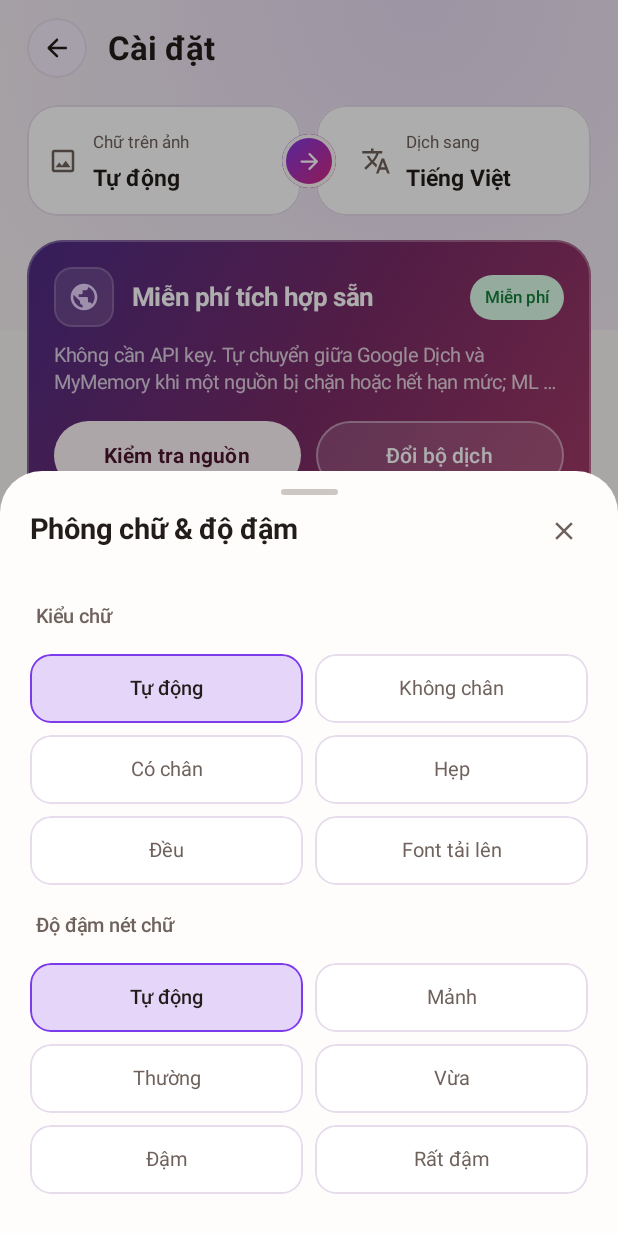
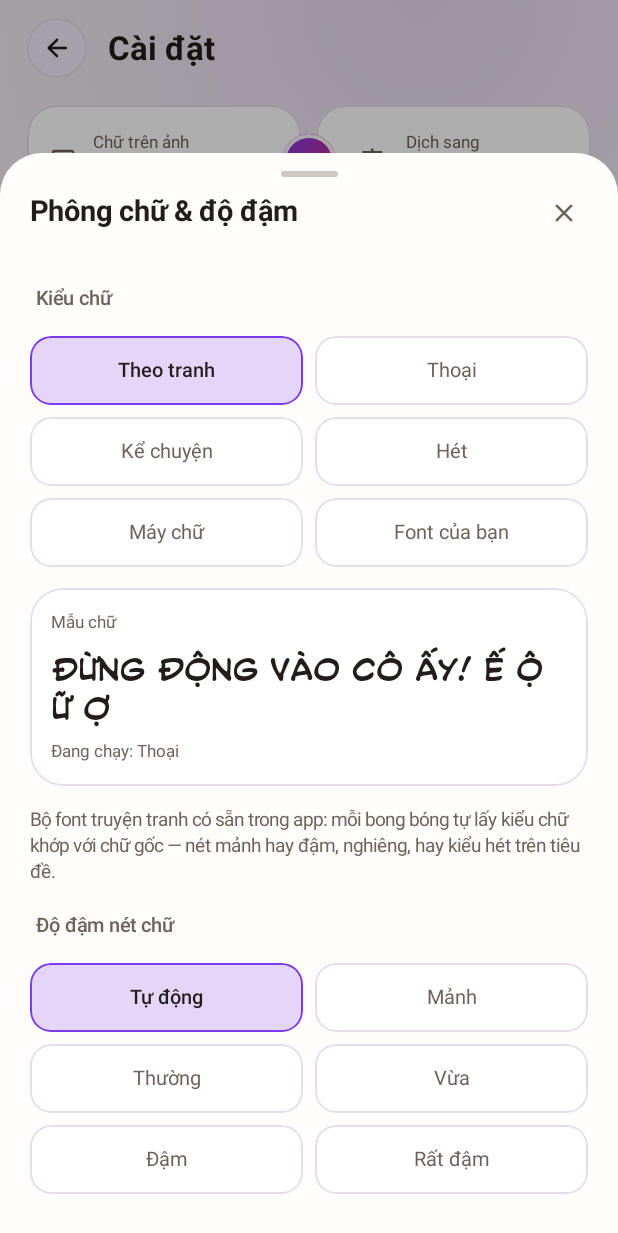
Before and after one commit to anhduc2003/Manhwa-translate, an Android app built with Jetpack Compose: the SettingsScreen screen opened through its navigation route, after a tap on "Phông chữ & độ đậm", on a phone screen of 412 x 824 dp. Shown: the top 1233 px of the screen. Run offline under Robolectric (Android 15) with nearby library versions, the phone set to English and light mode, and no system bars; pictures from the network do not load.

Commit message:
feat: draw translations with a bundled manhwa lettering set (#21)
* feat: draw translations with a bundled manhwa lettering set

The style estimator was already reading weight and slant from the
artwork, but every family resolved to a system font ("sans-serif",
"serif"), so a translated page came out in the phone's UI typeface and
the handwriting of the original simply disappeared. Nothing looked
broken in the settings screen, which made the automatic mode look like a
feature that is not there.

Seven Vietnamese comic faces from the "Font Truyện Tranh Teddy" pack now
ship in assets/fonts, and the measurer resolves dialogue, narration and
shout lettering to them, bold and italic variants included. AUTO keeps
choosing from the artwork; the settings sheet gains a live sample so the
choice is visible instead of implied.

Co-authored-by: capy-ai[bot] <230910855+capy-ai[bot]@users.noreply.github.com>

* chore: release 1.3.0

Co-authored-by: capy-ai[bot] <230910855+capy-ai[bot]@users.noreply.github.com>

---------

Co-authored-by: capy-ai[bot] <230910855+capy-ai[bot]@users.noreply.github.com>

```diff
--- a/app/build.gradle.kts
+++ b/app/build.gradle.kts
@@ -30,8 +30,8 @@ android {
         applicationId = "com.manhwatranslate"
         minSdk = 24
         targetSdk = 35
-        versionCode = 8
-        versionName = "1.2.2"
+        versionCode = 9
+        versionName = "1.3.0"
         vectorDrawables {
             useSupportLibrary = true
         }
--- a/app/src/main/kotlin/com/manhwatranslate/di/AppContainer.kt
+++ b/app/src/main/kotlin/com/manhwatranslate/di/AppContainer.kt
@@ -59,7 +59,7 @@ class AppContainer(context: Context) {
     val imageStore = ImageStore(appContext)
     val projectStore = ProjectStore(appContext, imageStore)
     val fontStore = FontStore(appContext)
-    val measurer = AndroidTextMeasurer().apply { setCustomTypeface(fontStore.loadTypeface()) }
+    val measurer = AndroidTextMeasurer(appContext.assets).apply { setCustomTypeface(fontStore.loadTypeface()) }
     val compositor = CanvasPageCompositor(measurer)
     val adBlocker = AdBlocker.fromAssets(appContext)
     val mlKitRecognizer = MlKitTextRecognizer()
--- /dev/null
+++ b/app/src/main/kotlin/com/manhwatranslate/render/ManhwaFonts.kt
@@ -0,0 +1,69 @@
+package com.manhwatranslate.render
+
+import com.manhwatranslate.core.layout.FontFamilyKind
+import com.manhwatranslate.core.layout.FontWeightLevel
+
+/**
+ * The manhwa lettering set that ships inside the app.
+ *
+ * The renderer decides a family, a weight and a slant from the original artwork, and this maps
+ * that decision onto a real lettering file. Without it the app drew Vietnamese translations in
+ * the phone's system font, which is why the handwriting of the page disappeared after a
+ * translation even though the style was estimated correctly.
+ *
+ * The files are the Vietnamese comic fonts from the "Font Truyện Tranh Teddy" pack, renamed to
+ * the role they play here; see assets/fonts/CREDITS.md.
+ */
+object ManhwaFonts {
+
+    const val ASSET_DIR = "fonts"
+
+    private const val SANS_REGULAR = "manhwa_sans_regular.ttf"
+    private const val SANS_BOLD = "manhwa_sans_bold.ttf"
+    private const val SANS_ITALIC = "manhwa_sans_italic.ttf"
+    private const val SANS_BOLD_ITALIC = "manhwa_sans_bold_italic.ttf"
+    private const val SERIF_REGULAR = "manhwa_serif_regular.ttf"
+    private const val SERIF_ITALIC = "manhwa_serif_italic.ttf"
+    private const val DISPLAY = "manhwa_display.ttf"
+
+    /** Families that draw with the bundled set; the rest fall back to the system font. */
+    val families: List<FontFamilyKind> = listOf(
+        FontFamilyKind.SANS,
+        FontFamilyKind.SERIF,
+        FontFamilyKind.CONDENSED,
+    )
+
+    /** Asset path of the face for [family], or null when that family is not ours. */
+    fun assetFor(
+        family: FontFamilyKind,
+        weight: FontWeightLevel,
+        italic: Boolean,
+    ): String? = assetFor(family, weight.androidWeight >= FontWeightLevel.BOLD.androidWeight, italic)
+
+    /** Asset path of the face for [family], or null when that family is not ours. */
+    fun assetFor(family: FontFamilyKind, heavy: Boolean, italic: Boolean): String? {
+        val file = when (family) {
+            FontFamilyKind.SANS -> when {
+                heavy && italic -> SANS_BOLD_ITALIC
+                heavy -> SANS_BOLD
+                italic -> SANS_ITALIC
+                else -> SANS_REGULAR
+            }
+            FontFamilyKind.SERIF -> if (italic) SERIF_ITALIC else SERIF_REGULAR
+            FontFamilyKind.CONDENSED -> DISPLAY
+            else -> return null
+        }
+        return "$ASSET_DIR/$file"
+    }
+
+    /** What the family looks like on a translated page, for the settings screen. */
+    fun label(family: FontFamilyKind): String = when (family) {
+        FontFamilyKind.SANS -> "Thoại"
+        FontFamilyKind.SERIF -> "Kể chuyện"
+        FontFamilyKind.CONDENSED -> "Hét / tiêu đề"
+        else -> ""
+    }
+
+    /** The face the settings screen shows as a sample of [family]. */
+    fun sampleAsset(family: FontFamilyKind): String? = assetFor(family, heavy = false, italic = false)
+}
--- a/app/src/main/kotlin/com/manhwatranslate/ui/SettingsScreen.kt
+++ b/app/src/main/kotlin/com/manhwatranslate/ui/SettingsScreen.kt
@@ -85,6 +85,9 @@ import androidx.compose.ui.graphics.Color
 import androidx.compose.ui.graphics.StrokeCap
 import androidx.compose.ui.graphics.luminance
 import androidx.compose.ui.graphics.vector.ImageVector
+import androidx.compose.ui.platform.LocalContext
+import androidx.compose.ui.text.font.Font
+import androidx.compose.ui.text.font.FontFamily
 import androidx.compose.ui.text.font.FontWeight
 import androidx.compose.ui.text.input.PasswordVisualTransformation
 import androidx.compose.ui.text.input.VisualTransformation
@@ -93,8 +96,10 @@ import androidx.compose.ui.unit.dp
 import androidx.compose.ui.unit.sp
 import androidx.lifecycle.compose.collectAsStateWithLifecycle
 import com.manhwatranslate.core.erase.EraseMode
+import com.manhwatranslate.core.layout.FontFamilyKind
 import com.manhwatranslate.core.layout.FontMode
 import com.manhwatranslate.core.layout.FontWeightLevel
+import com.manhwatranslate.render.ManhwaFonts
 import com.manhwatranslate.core.model.OcrProviderType
 import com.manhwatranslate.core.model.SourceScript
 import com.manhwatranslate.core.model.TranslationLanguage
@@ -1861,12 +1866,12 @@ private fun TypographySheet(
     onClose: () -> Unit,
 ) {
     val fontModes = listOf(
-        FontMode.AUTO to "Tự động",
-        FontMode.SANS to "Không chân",
-        FontMode.SERIF to "Có chân",
-        FontMode.CONDENSED to "Hẹp",
-        FontMode.MONOSPACE to "Đều",
-        FontMode.CUSTOM to "Font tải lên",
+        FontMode.AUTO to "Theo tranh",
+        FontMode.SANS to "Thoại",
+        FontMode.SERIF to "Kể chuyện",
+        FontMode.CONDENSED to "Hét",
+        FontMode.MONOSPACE to "Máy chữ",
+        FontMode.CUSTOM to "Font của bạn",
     )
     val weights = listOf(
         (null as FontWeightLevel?) to "Tự động",
@@ -1894,6 +1899,14 @@ private fun TypographySheet(
             options = fontModes,
             selected = settings.fontMode,
             onSelect = { mode -> onUpdate { it.copy(fontMode = mode) } },
+        )
+        FontSampleCard(palette = palette, mode = settings.fontMode)
+        Text(
+            text = "Bộ font truyện tranh có sẵn trong app: mỗi bong bóng tự lấy kiểu chữ khớp với " +
+                "chữ gốc — nét mảnh hay đậm, nghiêng, hay kiểu hét trên tiêu đề.",
+            color = palette.textSecondary,
+            fontSize = 12.5.sp,
+            lineHeight = 17.sp,
         )
 
         if (settings.fontMode == FontMode.CUSTOM) {
@@ -1929,6 +1942,52 @@ private fun TypographySheet(
             selected = settings.fontWeight,
             onSelect = { weight -> onUpdate { it.copy(fontWeight = weight) } },
         )
+    }
+}
+
+/** Shows the chosen lettering on a real Vietnamese sample, so the choice is visible. */
+@Composable
+private fun FontSampleCard(palette: SettingsPalette, mode: FontMode) {
+    val assets = LocalContext.current.assets
+    val family = when (mode) {
+        FontMode.AUTO -> FontFamilyKind.SANS
+        FontMode.SANS -> FontFamilyKind.SANS
+        FontMode.SERIF -> FontFamilyKind.SERIF
+        FontMode.CONDENSED -> FontFamilyKind.CONDENSED
+        FontMode.MONOSPACE -> FontFamilyKind.MONOSPACE
+        FontMode.CUSTOM -> FontFamilyKind.CUSTOM
+    }
+    val sampleFamily = ManhwaFonts.sampleAsset(family)
+        ?.let { path -> runCatching { FontFamily(Font(path, assets)) }.getOrNull() }
+        ?: FontFamily.Default
+
+    MinimalSettingsCard(palette) {
+        Column(
+            modifier = Modifier
+                .fillMaxWidth()
+                .padding(horizontal = 14.dp, vertical = 12.dp),
+            verticalArrangement = Arrangement.spacedBy(6.dp),
+        ) {
+            Text(
+                text = "Mẫu chữ",
+                color = palette.textSecondary,
+                fontSize = 11.5.sp,
+            )
+            Text(
+                text = "Đừng động vào cô ấy! Ế ộ ữ ợ",
+                color = palette.textPrimary,
+                fontFamily = sampleFamily,
+                fontSize = 20.sp,
+                lineHeight = 26.sp,
+            )
+            if (mode == FontMode.AUTO) {
+                Text(
+                    text = "Đang chạy: ${ManhwaFonts.label(FontFamilyKind.SANS)}",
+                    color = palette.textSecondary,
+                    fontSize = 11.5.sp,
+                )
+            }
+        }
     }
 }
 
```
Also changed, not shown: app/src/main/kotlin/com/manhwatranslate/render/AndroidTextMeasurer.kt (+28 -9 lines), app/src/main/assets/fonts/manhwa_display.ttf (added), app/src/main/assets/fonts/manhwa_sans_bold.ttf (added), app/src/main/assets/fonts/manhwa_sans_bold_italic.ttf (added), app/src/main/assets/fonts/manhwa_sans_italic.ttf (added), app/src/main/assets/fonts/manhwa_sans_regular.ttf (added), app/src/main/assets/fonts/manhwa_serif_italic.ttf (added), app/src/main/assets/fonts/manhwa_serif_regular.ttf (added), 2 other files.
